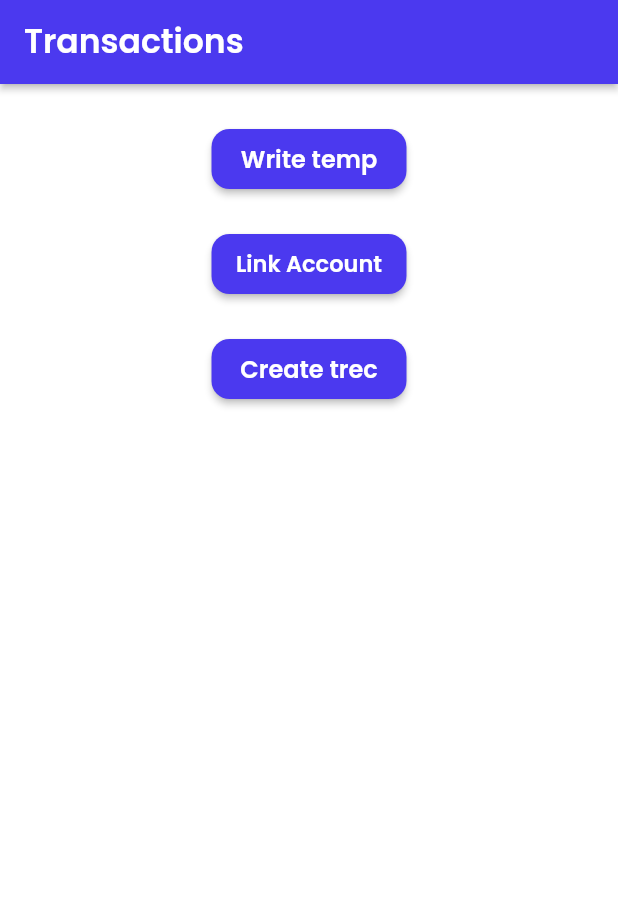
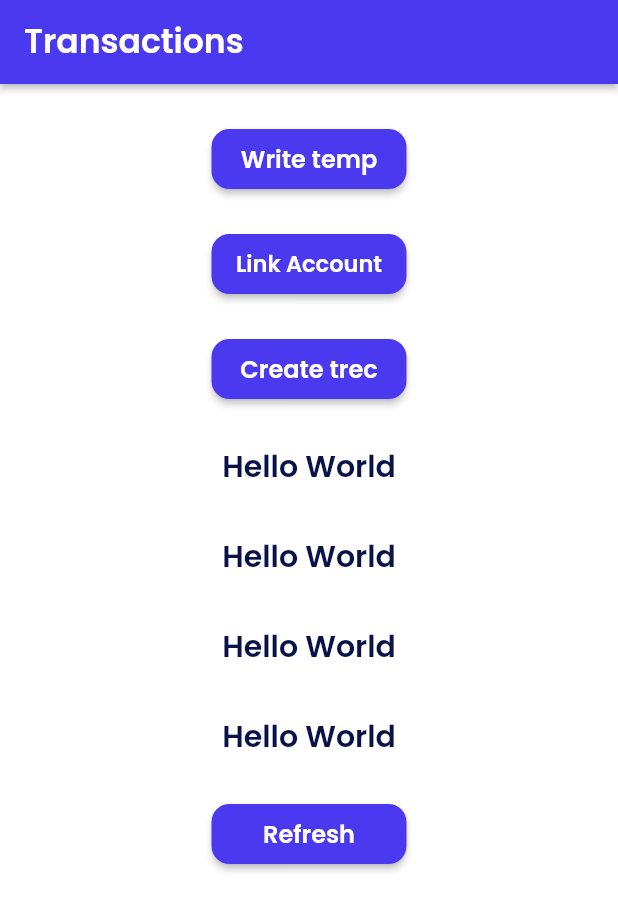
Before and after one commit to obkaro/evi-finance-sc, a Flutter app: the TransactionsWidget screen opened directly, on a phone screen of 412 x 824 dp. Shown: the top 911 px of the screen. Run offline on Flutter 3.47's test engine with Material 2 defaults, Android fonts, the phone set to English and light mode, and no system bars; drawn by our look-alikes of auto_size_text; our stand-ins replace built_collection, built_value, cloud_firestore, equatable, firebase_auth, firebase_core and 10 more; missing offline and left inert: json_path, mono_flutter; accounts and stored records are empty; generated files the repository leaves out were written again.

Commit message:
Updating to latest FlutterFlow output.

```diff
--- a/lib/backend/schema/users_record.dart
+++ b/lib/backend/schema/users_record.dart
@@ -39,6 +39,9 @@ abstract class UsersRecord implements Built<UsersRecord, UsersRecordBuilder> {
 
   @nullable
   String get tempAuthCode;
+
+  @nullable
+  DocumentReference get authCodeRef;
 
   @nullable
   @BuiltValueField(wireName: kDocumentReferenceField)
@@ -85,6 +88,7 @@ Map<String, dynamic> createUsersRecordData({
   int age,
   double income,
   String tempAuthCode,
+  DocumentReference authCodeRef,
 }) =>
     serializers.toFirestore(
         UsersRecord.serializer,
@@ -97,4 +101,5 @@ Map<String, dynamic> createUsersRecordData({
           ..phoneNumber = phoneNumber
           ..age = age
           ..income = income
-          ..tempAuthCode = tempAuthCode));
+          ..tempAuthCode = tempAuthCode
+          ..authCodeRef = authCodeRef));
--- a/lib/transactions/transactions_widget.dart
+++ b/lib/transactions/transactions_widget.dart
@@ -21,6 +21,7 @@ class TransactionsWidget extends StatefulWidget {
 }
 
 class _TransactionsWidgetState extends State<TransactionsWidget> {
+  UserAuthCodesRecord def;
   final scaffoldKey = GlobalKey<ScaffoldState>();
 
   @override
@@ -159,6 +160,80 @@ class _TransactionsWidgetState extends State<TransactionsWidget> {
                                 ),
                               ),
                             ),
+                            Padding(
+                              padding:
+                                  EdgeInsetsDirectional.fromSTEB(0, 0, 0, 30),
+                              child: Text(
+                                'Hello World',
+                                style: FlutterFlowTheme.of(context).title3,
+                              ),
+                            ),
+                            Padding(
+                              padding:
+                                  EdgeInsetsDirectional.fromSTEB(0, 0, 0, 30),
+                              child: Text(
+                                'Hello World',
+                                style: FlutterFlowTheme.of(context).title3,
+                              ),
+                            ),
+                            Padding(
+                              padding:
+                                  EdgeInsetsDirectional.fromSTEB(0, 0, 0, 30),
+                              child: Text(
+                                'Hello World',
+                                style: FlutterFlowTheme.of(context).title3,
+                              ),
+                            ),
+                            Padding(
+                              padding:
+                                  EdgeInsetsDirectional.fromSTEB(0, 0, 0, 30),
+                              child: Text(
+                                'Hello World',
+                                style: FlutterFlowTheme.of(context).title3,
+                              ),
+                            ),
+                            FFButtonWidget(
+                              onPressed: () async {
+                                final userAuthCodesCreateData =
+                                    createUserAuthCodesRecordData(
+                                  user: currentUserReference,
+                                  authCode: 'abc',
+                                );
+                                var userAuthCodesRecordReference =
+                                    UserAuthCodesRecord.collection.doc();
+                                await userAuthCodesRecordReference
+                                    .set(userAuthCodesCreateData);
+                                def = UserAuthCodesRecord.getDocumentFromData(
+                                    userAuthCodesCreateData,
+                                    userAuthCodesRecordReference);
+
+                                final usersUpdateData = createUsersRecordData(
+                                  authCodeRef: def.reference,
+                                );
+                                await currentUserReference
+                                    .update(usersUpdateData);
+
+                                setState(() {});
+                              },
+                              text: 'Refresh',
+                              options: FFButtonOptions(
+                                width: 130,
+                                height: 40,
+                                color:
+                                    FlutterFlowTheme.of(context).primaryColor,
+                                textStyle: FlutterFlowTheme.of(context)
+                                    .subtitle2
+                                    .override(
+                                      fontFamily: 'Poppins',
+                                      color: Colors.white,
+                                    ),
+                                borderSide: BorderSide(
+                                  color: Colors.transparent,
+                                  width: 1,
+                                ),
+                                borderRadius: 12,
+                              ),
+                            ),
                           ],
                         ),
                       ],
```
Also changed, not shown: lib/backend/api_requests/api_calls.dart (+63 -0 lines).
